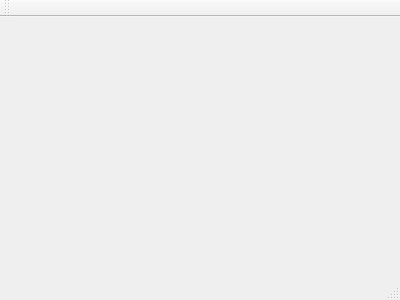
Qt form phoma/forms/mainwindow.ui (abcdw/phoma) before a commit.
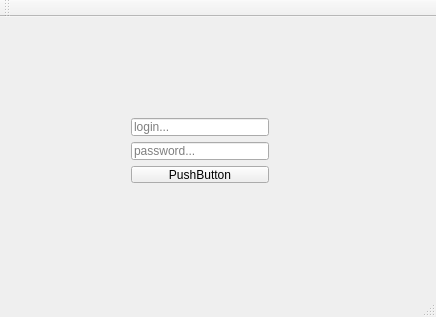
The same form after that commit.

Commit message: Add auth signals and slots and login widget

The edit to the form file:
```diff
--- a/phoma/forms/mainwindow.ui
+++ b/phoma/forms/mainwindow.ui
@@ -1,24 +1,104 @@
 <ui version="4.0">
  <class>MainWindow</class>
- <widget class="QMainWindow" name="MainWindow" >
-  <property name="geometry" >
+ <widget class="QMainWindow" name="MainWindow">
+  <property name="geometry">
    <rect>
     <x>0</x>
     <y>0</y>
-    <width>400</width>
-    <height>300</height>
+    <width>436</width>
+    <height>317</height>
    </rect>
   </property>
   <property name="windowTitle" >
    <string>MainWindow</string>
   </property>
-  <widget class="QMenuBar" name="menuBar" />
-  <widget class="QToolBar" name="mainToolBar" />
-  <widget class="QWidget" name="centralWidget" />
-  <widget class="QStatusBar" name="statusBar" />
+  <widget class="QWidget" name="centralWidget">
+   <widget class="QWidget" name="authWidget" native="true">
+    <property name="geometry">
+     <rect>
+      <x>60</x>
+      <y>50</y>
+      <width>281</width>
+      <height>161</height>
+     </rect>
+    </property>
+    <property name="sizePolicy">
+     <sizepolicy hsizetype="Maximum" vsizetype="Maximum">
+      <horstretch>0</horstretch>
+      <verstretch>0</verstretch>
+     </sizepolicy>
+    </property>
+    <widget class="QWidget" name="verticalLayoutWidget">
+     <property name="geometry">
+      <rect>
+       <x>60</x>
+       <y>40</y>
+       <width>160</width>
+       <height>87</height>
+      </rect>
+     </property>
+     <layout class="QVBoxLayout" name="authMainLayout">
+      <property name="sizeConstraint">
+       <enum>QLayout::SetMaximumSize</enum>
+      </property>
+      <item>
+       <widget class="QLineEdit" name="loginEdit">
+        <property name="placeholderText">
+         <string>login...</string>
+        </property>
+       </widget>
+      </item>
+      <item>
+       <widget class="QLineEdit" name="passEdit">
+        <property name="inputMethodHints">
+         <set>Qt::ImhHiddenText|Qt::ImhNoAutoUppercase|Qt::ImhNoPredictiveText</set>
+        </property>
+        <property name="inputMask">
+         <string/>
+        </property>
+        <property name="text">
+         <string/>
+        </property>
+        <property name="echoMode">
+         <enum>QLineEdit::Password</enum>
+        </property>
+        <property name="placeholderText">
+         <string>password...</string>
+        </property>
+       </widget>
+      </item>
+      <item>
+       <widget class="QPushButton" name="loginButton">
+        <property name="text">
+         <string>PushButton</string>
+        </property>
+       </widget>
+      </item>
+     </layout>
+    </widget>
+   </widget>
+  </widget>
+  <widget class="QMenuBar" name="menuBar">
+   <property name="geometry">
+    <rect>
+     <x>0</x>
+     <y>0</y>
+     <width>436</width>
+     <height>22</height>
+    </rect>
+   </property>
+  </widget>
+  <widget class="QToolBar" name="mainToolBar">
+   <attribute name="toolBarArea">
+    <enum>TopToolBarArea</enum>
+   </attribute>
+   <attribute name="toolBarBreak">
+    <bool>false</bool>
+   </attribute>
+  </widget>
+  <widget class="QStatusBar" name="statusBar"/>
  </widget>
- <layoutDefault spacing="6" margin="11" />
- <pixmapfunction></pixmapfunction>
+ <layoutdefault spacing="6" margin="11"/>
  <resources/>
  <connections/>
 </ui>
```
Left out of the diff: 3 changed lines with no effect on the pictures. The commit also changes 2 other files.
